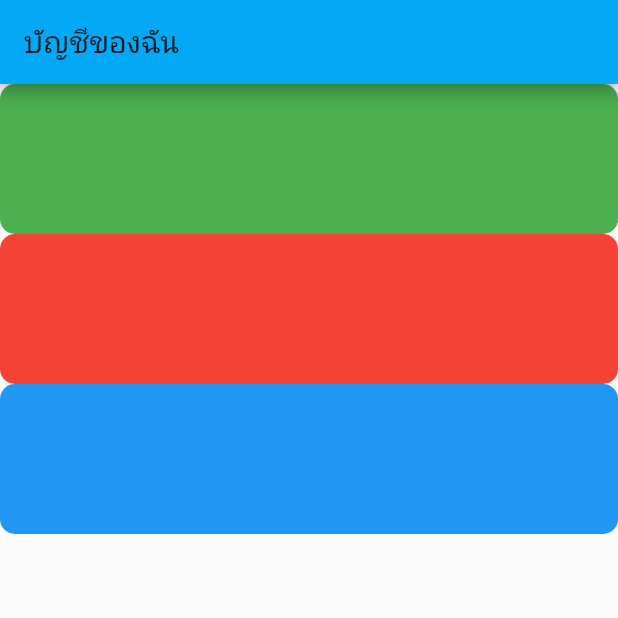
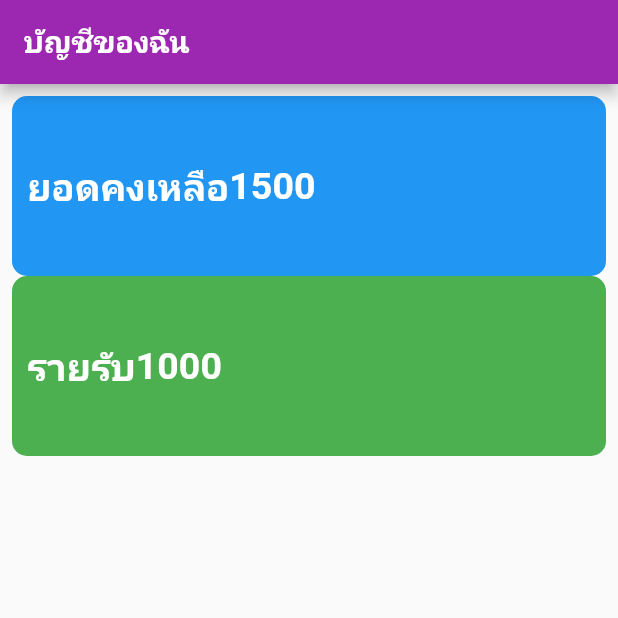
Before and after one commit to siraphak/basic_flutter, a Flutter app: the screen it shows after launch, on a phone screen of 412 x 824 dp, the top half of it. Run offline on Flutter 3.47's test engine with Material 2 defaults, Android fonts, the phone set to English and light mode, and no system bars.

Commit message:
add รายรับ

```diff
--- a/lib/main.dart
+++ b/lib/main.dart
@@ -11,7 +11,7 @@ class MyApp extends StatelessWidget {
     return MaterialApp(
       title: "My app",
       home: MyHomePage(),
-      theme: ThemeData(primarySwatch: Colors.lightBlue),
+      theme: ThemeData(primarySwatch: Colors.purple),
     );
   }
 }
@@ -27,26 +27,62 @@ class _MyHomePageState extends State<MyHomePage> {
   Widget build(BuildContext context) {
     return Scaffold(
         appBar: AppBar(
-          title: Text("บัญชีของฉัน"),
+          title: Text("บัญชีของฉัน",
+              style:
+                  TextStyle(color: Colors.white, fontWeight: FontWeight.bold)),
         ),
-        body: Column(
+        body: Padding(
+          padding: const EdgeInsets.all(8.0),
+          child: Column(
             children: [
               Container(
+                padding: const EdgeInsets.all(10.0),
                 decoration: BoxDecoration(
-                  color: Colors.green, borderRadius: BorderRadius.circular(10)),
-              height: 100,
+                    color: Colors.blue,
+                    borderRadius: BorderRadius.circular(10)),
+                height: 120,
+                child: Row(
+                  children: [
+                    Text(
+                      "ยอดคงเหลือ",
+                      style: TextStyle(
+                          fontSize: 25,
+                          color: Colors.white,
+                          fontWeight: FontWeight.bold),
+                    ),
+                    Text("1500",
+                        style: TextStyle(
+                            fontSize: 25,
+                            color: Colors.white,
+                            fontWeight: FontWeight.bold))
+                  ],
+                ),
               ),
               Container(
+                padding: const EdgeInsets.all(10.0),
                 decoration: BoxDecoration(
-                  color: Colors.red, borderRadius: BorderRadius.circular(10)),
-              height: 100,
+                    color: Colors.green,
+                    borderRadius: BorderRadius.circular(10)),
+                height: 120,
+                child: Row(
+                  children: [
+                    Text(
+                      "รายรับ",
+                      style: TextStyle(
+                          fontSize: 25,
+                          color: Colors.white,
+                          fontWeight: FontWeight.bold),
                     ),
-            Container(
-              decoration: BoxDecoration(
-                  color: Colors.blue, borderRadius: BorderRadius.circular(10)),
-              height: 100,
+                    Text("1000",
+                        style: TextStyle(
+                            fontSize: 25,
+                            color: Colors.white,
+                            fontWeight: FontWeight.bold))
+                  ],
+                ),
               )
             ],
+          ),
         ));
   }
 }
```
Lines whose indentation alone changed are shown as unchanged.
